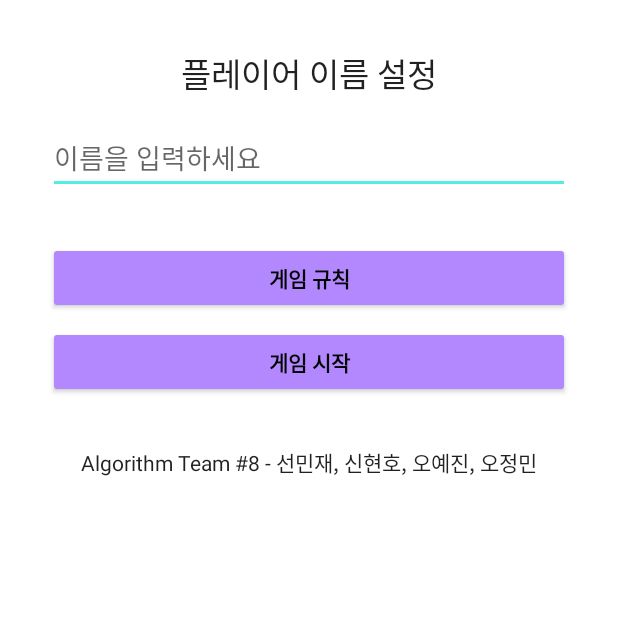
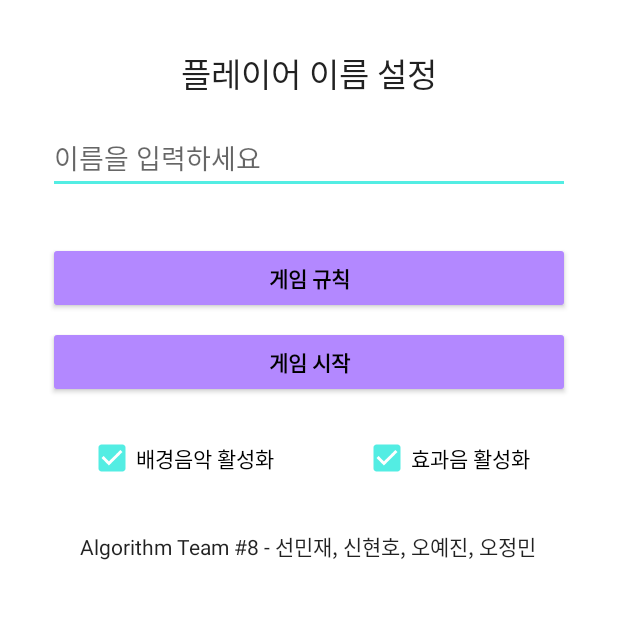
Before and after one commit to Aftermoon-dev/IndianPoker, an Android app: the screen it shows after launch (StartActivity), on a phone screen of 412 x 824 dp, the part 432-1051 px from its top. Run offline under Robolectric (Android 15) with nearby library versions, the phone set to English and light mode, and no system bars.

Commit message:
Added BGM / Sound Effect (Not Include Sound File)

```diff
--- a/app/src/main/AndroidManifest.xml
+++ b/app/src/main/AndroidManifest.xml
@@ -32,6 +32,8 @@
             android:theme="@style/AppTheme.Fullscreen"
             android:configChanges="screenSize|orientation"
             android:screenOrientation="sensorLandscape" />
+
+        <service android:name=".BGMService" />
     </application>
 
 </manifest>
--- a/app/src/main/java/dev/aftermoon/indianpoker/StartActivity.java
+++ b/app/src/main/java/dev/aftermoon/indianpoker/StartActivity.java
@@ -1,8 +1,10 @@
 package dev.aftermoon.indianpoker;
 
 import android.content.Intent;
+import android.content.SharedPreferences;
 import android.os.Bundle;
 import android.view.View;
+import android.widget.CompoundButton;
 
 import androidx.appcompat.app.AppCompatActivity;
 
@@ -10,6 +12,7 @@ import dev.aftermoon.indianpoker.databinding.ActivityStartBinding;
 
 public class StartActivity extends AppCompatActivity {
     private ActivityStartBinding binding;
+    private SharedPreferences prefs;
     @Override
     protected void onCreate(Bundle savedInstanceState) {
         super.onCreate(savedInstanceState);
@@ -17,6 +20,21 @@ public class StartActivity extends AppCompatActivity {
         View view = binding.getRoot();
         setContentView(view);
 
+        prefs = getSharedPreferences(getPackageName(), MODE_PRIVATE);
+
+        setBtnEvent();
+
+        boolean isBGMOn = prefs.getBoolean("isBGMOn", true);
+
+        // 체크박스 설정
+        binding.cbEnableBgm.setChecked(isBGMOn);
+        binding.cbEnableEffect.setChecked(prefs.getBoolean("isEffectSoundOn", true));
+    }
+
+    private void setBtnEvent() {
+        final SharedPreferences.Editor editor = prefs.edit();
+
+        // 각 버튼 이벤트 지정
         binding.btnStart.setOnClickListener(new View.OnClickListener() {
             @Override
             public void onClick(View v) {
@@ -36,5 +54,31 @@ public class StartActivity extends AppCompatActivity {
             }
         });
 
+        binding.cbEnableBgm.setOnCheckedChangeListener(new CompoundButton.OnCheckedChangeListener() {
+            @Override
+            public void onCheckedChanged(CompoundButton buttonView, boolean isChecked) {
+                if(isChecked) startService(new Intent(StartActivity.this, BGMService.class));
+                else stopService(new Intent(StartActivity.this, BGMService.class));
+                buttonView.setChecked(isChecked);
+                editor.putBoolean("isBGMOn", isChecked);
+                editor.apply();
+            }
+        });
+
+        binding.cbEnableEffect.setOnCheckedChangeListener(new CompoundButton.OnCheckedChangeListener() {
+            @Override
+            public void onCheckedChanged(CompoundButton buttonView, boolean isChecked) {
+                buttonView.setChecked(isChecked);
+                editor.putBoolean("isEffectSoundOn", isChecked);
+                editor.apply();
+            }
+        });
+    }
+
+    @Override
+    protected void onDestroy() {
+        // BGM 서비스 종료
+        stopService(new Intent(this, BGMService.class));
+        super.onDestroy();
     }
 }
--- a/app/src/main/res/layout/activity_start.xml
+++ b/app/src/main/res/layout/activity_start.xml
@@ -1,6 +1,7 @@
 <?xml version="1.0" encoding="utf-8"?>
 <ScrollView xmlns:android="http://schemas.android.com/apk/res/android"
     xmlns:app="http://schemas.android.com/apk/res-auto"
+    xmlns:tools="http://schemas.android.com/tools"
     android:layout_width="match_parent"
     android:layout_height="match_parent"
     android:fillViewport="true"
@@ -40,12 +41,10 @@
             android:layout_marginStart="32dp"
             android:layout_marginTop="8dp"
             android:layout_marginEnd="32dp"
-            android:layout_marginBottom="32dp"
             android:backgroundTint="#B388FF"
             android:fontFamily="sans-serif-black"
             android:text="게임 시작"
             android:textColor="@android:color/black"
-            app:layout_constraintBottom_toTopOf="@+id/tv_developer_info"
             app:layout_constraintEnd_toEndOf="parent"
             app:layout_constraintHorizontal_bias="0.498"
             app:layout_constraintStart_toStartOf="parent"
@@ -106,7 +105,32 @@
             android:text="@string/developer_info"
             android:textAppearance="@style/TextAppearance.AppCompat.Body1"
             app:layout_constraintEnd_toEndOf="parent"
+            app:layout_constraintHorizontal_bias="0.495"
             app:layout_constraintStart_toStartOf="parent"
+            app:layout_constraintTop_toBottomOf="@+id/cb_enable_effect" />
+
+        <CheckBox
+            android:id="@+id/cb_enable_bgm"
+            android:layout_width="wrap_content"
+            android:layout_height="wrap_content"
+            android:layout_marginStart="32dp"
+            android:layout_marginTop="24dp"
+            android:layout_marginEnd="16dp"
+            android:text="배경음악 활성화"
+            app:layout_constraintEnd_toStartOf="@+id/cb_enable_effect"
+            app:layout_constraintStart_toStartOf="parent"
+            app:layout_constraintTop_toBottomOf="@+id/btn_start" />
+
+        <CheckBox
+            android:id="@+id/cb_enable_effect"
+            android:layout_width="wrap_content"
+            android:layout_height="wrap_content"
+            android:layout_marginStart="16dp"
+            android:layout_marginTop="24dp"
+            android:layout_marginEnd="32dp"
+            android:text="효과음 활성화"
+            app:layout_constraintEnd_toEndOf="parent"
+            app:layout_constraintStart_toEndOf="@+id/cb_enable_bgm"
             app:layout_constraintTop_toBottomOf="@+id/btn_start" />
 
     </androidx.constraintlayout.widget.ConstraintLayout>
```
Also changed, not shown: app/src/main/java/dev/aftermoon/indianpoker/BGMService.java (added, +50 -0 lines), app/src/main/java/dev/aftermoon/indianpoker/EffectSoundManager.java (added, +61 -0 lines), app/src/main/java/dev/aftermoon/indianpoker/GameActivity.java (+72 -14 lines), 1 other file.
